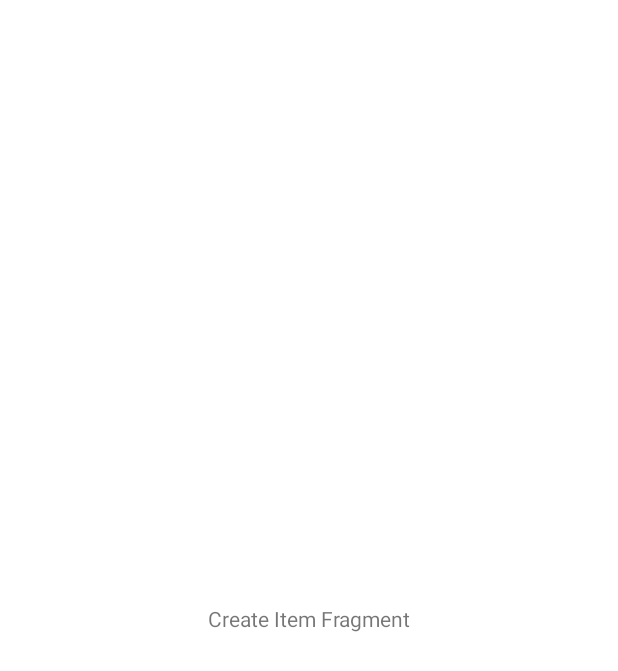
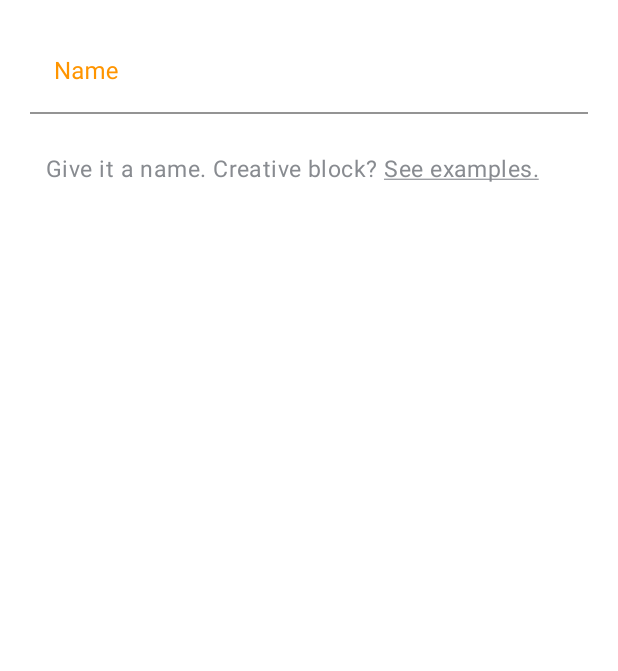
Before and after one commit to alejandrolagosr/counters-android, an Android app: the CreateItemFragment screen opened through its navigation route, on a phone screen of 412 x 824 dp. Before the commit the part shown is almost empty. Shown: the top 671 px of the screen. Run offline under Robolectric (Android 15) with nearby library versions, the phone set to English and light mode, and no system bars.

Commit message:
Added Create Item design

```diff
--- a/app/src/main/res/layout/fragment_create_item.xml
+++ b/app/src/main/res/layout/fragment_create_item.xml
@@ -6,12 +6,36 @@
     android:layout_height="match_parent"
     tools:context=".create.CreateItemFragment">
 
+    <com.google.android.material.textfield.TextInputLayout
+        android:id="@+id/text_input_layout_create_item"
+        android:layout_width="@dimen/no_width"
+        android:layout_height="wrap_content"
+        android:hint="@string/text_create_name"
+        android:padding="@dimen/padding_20"
+        android:textColorHint="@color/orange"
+        app:layout_constraintEnd_toEndOf="parent"
+        app:layout_constraintStart_toStartOf="parent"
+        app:layout_constraintTop_toTopOf="parent">
+
+        <com.google.android.material.textfield.TextInputEditText
+            android:id="@+id/edit_text_create_item"
+            android:layout_width="match_parent"
+            android:layout_height="wrap_content"
+            android:background="@color/white"
+            android:imeOptions="actionDone"
+            android:inputType="text"
+            android:maxLength="@integer/max_length_counter_text"
+            tools:text="Cups of coffee" />
+    </com.google.android.material.textfield.TextInputLayout>
+
     <TextView
+        android:id="@+id/text_create_item_see_examples"
+        style="@style/TextAppearance.Subtitle"
         android:layout_width="wrap_content"
         android:layout_height="wrap_content"
-        android:text="Create Item Fragment"
-        app:layout_constraintBottom_toBottomOf="parent"
-        app:layout_constraintEnd_toEndOf="parent"
+        android:layout_marginStart="@dimen/margin_25"
+        android:padding="@dimen/padding_5"
+        android:text="@string/text_create_example_desc"
         app:layout_constraintStart_toStartOf="parent"
-        app:layout_constraintTop_toTopOf="parent" />
+        app:layout_constraintTop_toBottomOf="@+id/text_input_layout_create_item" />
 </androidx.constraintlayout.widget.ConstraintLayout>
--- a/app/src/main/res/values/dimens.xml
+++ b/app/src/main/res/values/dimens.xml
@@ -22,7 +22,9 @@
     <dimen name="margin_50">50dp</dimen>
 
     <!-- Padding -->
+    <dimen name="padding_5">5dp</dimen>
     <dimen name="padding_10">10dp</dimen>
+    <dimen name="padding_20">20dp</dimen>
 
     <!-- Height -->
     <dimen name="height_button_default">48dp</dimen>
--- /dev/null
+++ b/app/src/main/res/values/ints.xml
@@ -0,0 +1,6 @@
+<?xml version="1.0" encoding="utf-8"?>
+<resources>
+
+    <integer name="max_length_counter_text">25</integer>
+
+</resources>
--- a/app/src/main/res/values/strings.xml
+++ b/app/src/main/res/values/strings.xml
@@ -18,4 +18,14 @@
     <string name="text_error_no_internet_desc">The Internet connection appears to be offline.</string>
     <string name="text_error_retry">Retry</string>
 
+    <!-- Create Item -->
+    <string name="text_create_name">Name</string>
+    <string name="text_create_example_desc">Give it a name. Creative block? <u>See examples.</u></string>
+
+    <!-- Examples -->
+    <string name="text_examples_desc">Select an example to add it to your counters.</string>
+    <string name="text_examples_drinks">Drinks</string>
+    <string name="text_examples_food">Food</string>
+    <string name="text_examples_misc">Misc</string>
+
 </resources>
--- a/app/src/main/res/values/themes.xml
+++ b/app/src/main/res/values/themes.xml
@@ -3,8 +3,8 @@
     <style name="Theme.CSCounters" parent="Theme.MaterialComponents.Light.NoActionBar">
 
         <!-- Primary brand color. -->
-        <item name="colorPrimary">@color/white</item>
-        <item name="colorPrimaryVariant">@color/white</item>
+        <item name="colorPrimary">@color/orange</item>
+        <item name="colorPrimaryVariant">@color/orange</item>
         <item name="colorOnPrimary">@color/white</item>
 
         <!-- Secondary brand color. -->
```
